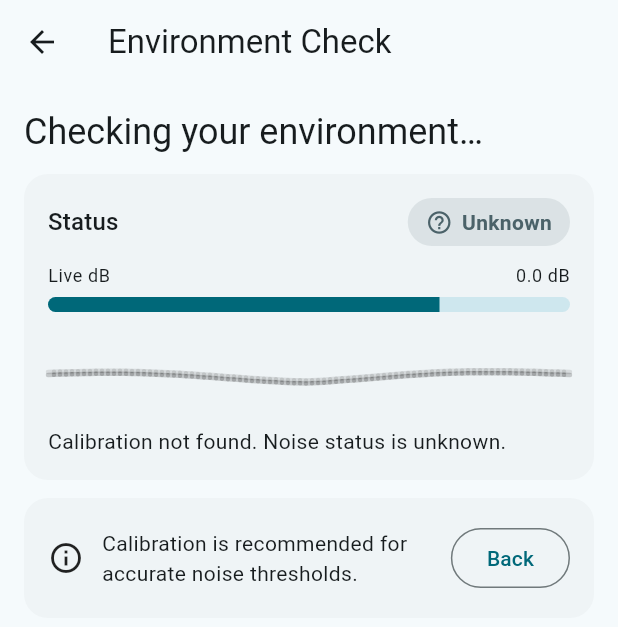
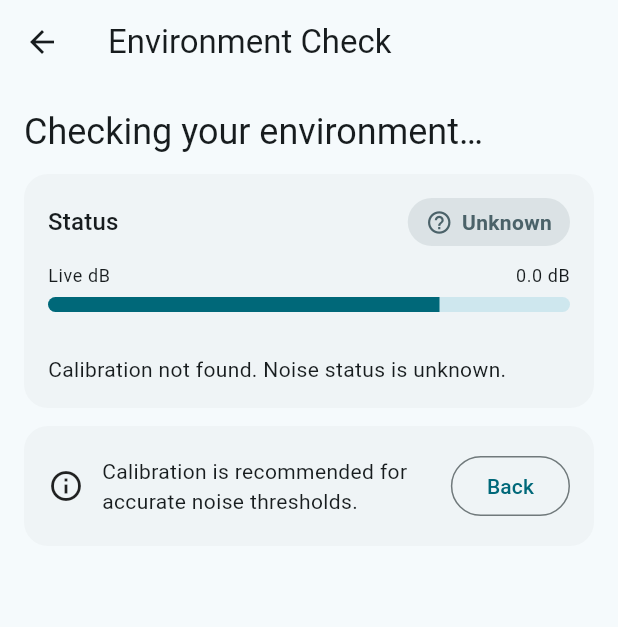
Before and after one commit to veer1e/SpeakSmart.Prototype, a Flutter app: the screen it shows after launch, after a tap on "Noise Check", on a phone screen of 412 x 824 dp. Shown: the top 627 px of the screen. Run offline on Flutter 3.47's test engine with Material 3 defaults, Android fonts, the light colour scheme and no system bars; our stand-ins replace flutter_tts, permission_handler, shared_preferences, speech_to_text; missing offline and left inert: noise_meter.

Commit message:
Removed waveform widget and its related code from environment_screen.dart.

```diff
--- a/lib/core/widgets/waveform.dart
+++ /dev/null
@@ -1,97 +0,0 @@
-import 'dart:math';
-import 'dart:ui' as ui;
-import 'package:flutter/material.dart';
-import 'package:provider/provider.dart';
-
-import '../services/audio_level_service.dart';
-
-class Waveform extends StatefulWidget {
-  final double height;
-  const Waveform({super.key, required this.height});
-
-  @override
-  State<Waveform> createState() => _WaveformState();
-}
-
-class _WaveformState extends State<Waveform> with SingleTickerProviderStateMixin {
-  late final AnimationController _c = AnimationController(
-    vsync: this,
-    duration: const Duration(milliseconds: 900),
-  )..repeat(reverse: true);
-
-  double _amp = 0.3;
-
-  @override
-  void initState() {
-    super.initState();
-    // Drive amplitude from live dB
-    final audio = context.read<AudioLevelService>();
-    audio.stream.listen((r) {
-      final v = r.meanDb;
-      final normalized = ((v + 60) / 80).clamp(0.0, 1.0);
-      setState(() => _amp = 0.15 + 0.85 * normalized);
-    });
-  }
-
-  @override
-  void dispose() {
-    _c.dispose();
-    super.dispose();
-  }
-
-  @override
-  Widget build(BuildContext context) {
-    return SizedBox(
-      height: widget.height,
-      width: double.infinity,
-      child: AnimatedBuilder(
-        animation: _c,
-        builder: (_, __) => CustomPaint(
-          painter: _WavePainter(phase: _c.value * 2 * pi, amplitude: _amp),
-        ),
-      ),
-    );
-  }
-}
-
-class _WavePainter extends CustomPainter {
-  final double phase;
-  final double amplitude;
-
-  _WavePainter({required this.phase, required this.amplitude});
-
-  @override
-  void paint(Canvas canvas, Size size) {
-    final paint = Paint()
-      ..style = PaintingStyle.stroke
-      ..strokeWidth = 3
-      ..strokeCap = StrokeCap.round;
-
-    final midY = size.height / 2;
-    final points = <Offset>[];
-
-    for (double x = 0; x <= size.width; x += 4) {
-      final t = x / size.width;
-      final y = midY + sin((t * 2 * pi) + phase) * (midY * 0.8) * amplitude * _envelope(t);
-      points.add(Offset(x, y));
-    }
-
-    // Gradient-like effect without specifying colors manually: use theme primary with opacity.
-    paint.color = Colors.black.withOpacity(0.10);
-    canvas.drawPoints(ui.PointMode.polygon, points, paint);
-
-    paint.color = Colors.black.withOpacity(0.18);
-    canvas.drawPoints(ui.PointMode.polygon, points.map((p) => Offset(p.dx, p.dy + 2)).toList(), paint);
-  }
-
-  double _envelope(double t) {
-    // Smooth envelope to reduce edges.
-    final a = t < 0.5 ? (t / 0.5) : ((1 - t) / 0.5);
-    return a.clamp(0.0, 1.0);
-  }
-
-  @override
-  bool shouldRepaint(covariant _WavePainter oldDelegate) {
-    return oldDelegate.phase != phase || oldDelegate.amplitude != amplitude;
-  }
-}
--- a/lib/features/environment/presentation/environment_screen.dart
+++ b/lib/features/environment/presentation/environment_screen.dart
@@ -4,7 +4,6 @@ import 'package:provider/provider.dart';
 import '../controllers/environment_controller.dart';
 import '../widgets/environment_badge.dart';
 import '../../../core/widgets/db_meter.dart';
-import '../../../core/widgets/waveform.dart';
 
 class EnvironmentScreen extends StatelessWidget {
   const EnvironmentScreen({super.key});
@@ -39,7 +38,6 @@ class EnvironmentScreen extends StatelessWidget {
                       const SizedBox(height: 12),
                       DbMeter(value: env.latestMeanDb, label: 'Live dB'),
                       const SizedBox(height: 16),
-                      const Waveform(height: 48),
                       const SizedBox(height: 12),
                       Text(
                         _messageFor(env.state),
```
